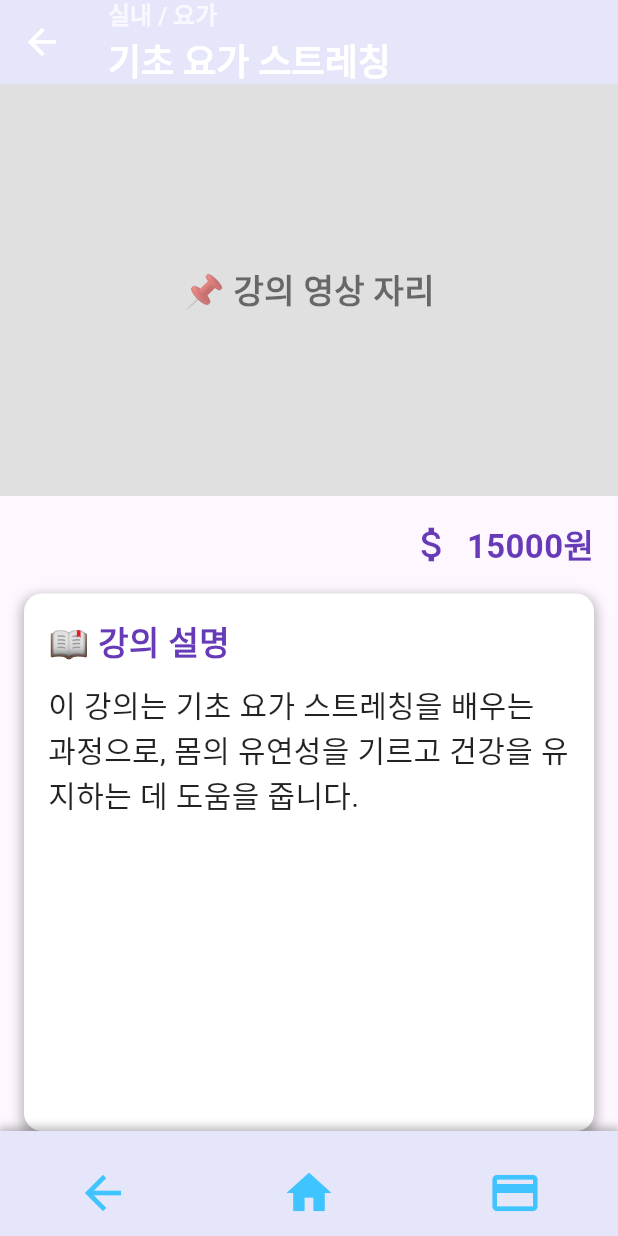
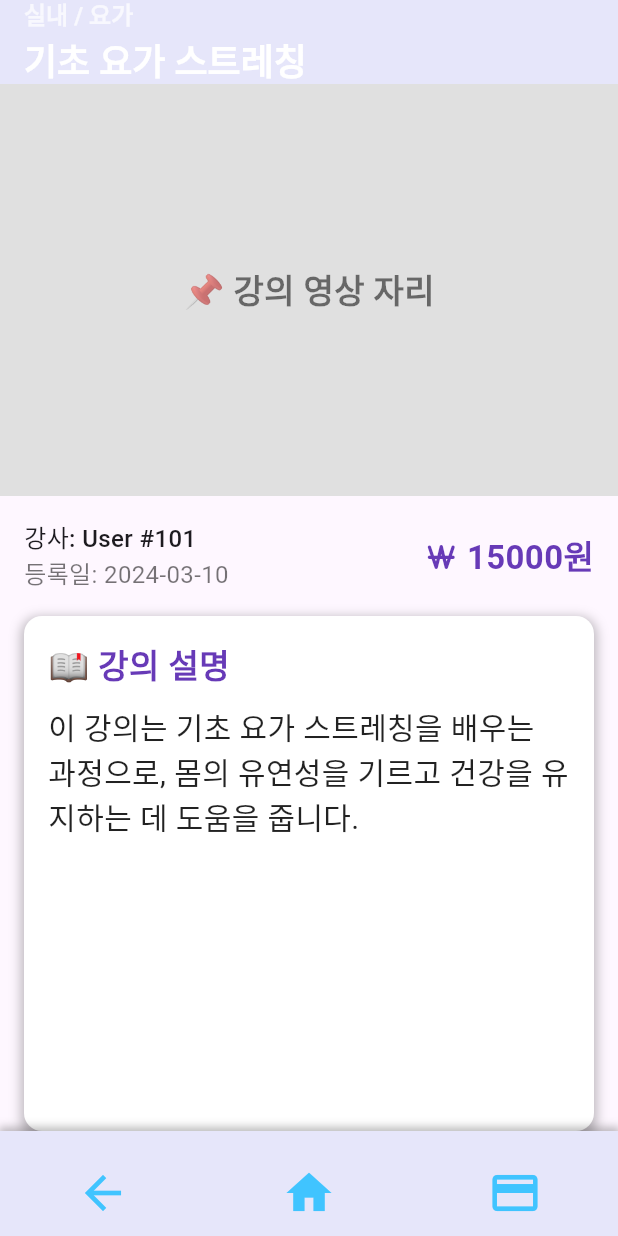
Before and after one commit to MrDos89/slivermate_project_flutter, a Flutter app: the IntroducePage screen opened by its route, item 3 of the bottom bar chosen, after a tap on the "arrow back" icon, on a phone screen of 412 x 824 dp. Run offline on Flutter 3.47's test engine with Material 3 defaults, Android fonts, the phone set to English and light mode, and no system bars; our stand-ins replace font_awesome_flutter; network calls fail.

Commit message:
[예진] 원 아이콘 추가 밑 상단 뒤로가기 버튼 삭제
강사 이름 및 등록일 표시까지

```diff
--- a/lib/pages/introducePage.dart
+++ b/lib/pages/introducePage.dart
@@ -1,5 +1,6 @@
 import 'package:flutter/material.dart';
 import 'package:slivermate_project_flutter/components/mainLayout.dart';
+import 'package:font_awesome_flutter/font_awesome_flutter.dart';
 
 class IntroducePage extends StatefulWidget {
   final String category;
@@ -19,7 +20,9 @@ class IntroducePage extends StatefulWidget {
 
 class _IntroducePageState extends State<IntroducePage> {
   String? lectureDescription; // 강의 설명
-  int? lecturePrice; // 강의 금액 (서버에서 불러올 예정)
+  int? lecturePrice; // 강의 금액
+  int? userId; // 강의 올린 사람 ID
+  DateTime? registerDate; // 강의 등록 시간
   bool isLoading = true; // 로딩 상태
 
   @override
@@ -28,13 +31,15 @@ class _IntroducePageState extends State<IntroducePage> {
     _fetchLectureData(); // 강의 데이터 불러오기
   }
 
-  // 📌 나중에 서버 연결 시, API 호출 부분
+  // 📌 서버에서 강의 데이터 가져오는 함수 (예제)
   Future<void> _fetchLectureData() async {
     await Future.delayed(const Duration(seconds: 2)); // 서버 요청 시뮬레이션 (2초 딜레이)
     setState(() {
       lectureDescription =
           "이 강의는 기초 요가 스트레칭을 배우는 과정으로, 몸의 유연성을 기르고 건강을 유지하는 데 도움을 줍니다.";
       lecturePrice = 15000; // 예제 데이터 (서버에서 받아올 값)
+      userId = 101; // 강의 등록한 사용자 ID (예제)
+      registerDate = DateTime.parse("2024-03-10"); // 강의 등록일 (예제)
       isLoading = false;
     });
   }
@@ -42,11 +47,12 @@ class _IntroducePageState extends State<IntroducePage> {
   @override
   Widget build(BuildContext context) {
     return MainLayout(
-      // 메인 레이아웃 적용
       showPaymentButton: true,
       child: Scaffold(
         appBar: AppBar(
           backgroundColor: Color(0xFFE6E6FA),
+          leading: null, // 뒤로가기 버튼 지우기
+          automaticallyImplyLeading: false,
           title: Column(
             crossAxisAlignment: CrossAxisAlignment.start,
             children: [
@@ -69,14 +75,11 @@ class _IntroducePageState extends State<IntroducePage> {
               ),
             ],
           ),
-          leading: IconButton(
-            icon: const Icon(Icons.arrow_back, color: Colors.white, size: 28),
-            onPressed: () => Navigator.pop(context),
-          ),
         ),
         body: Column(
           crossAxisAlignment: CrossAxisAlignment.start,
           children: [
+            // 📌 강의 영상 자리 (임시)
             Container(
               width: double.infinity,
               height: MediaQuery.of(context).size.height / 3,
@@ -91,18 +94,43 @@ class _IntroducePageState extends State<IntroducePage> {
                 ),
               ),
             ),
+
+            // 📌 강사 정보 & 등록일 & 강의 금액
             Padding(
               padding: const EdgeInsets.all(16.0),
               child:
                   isLoading
                       ? const Center(child: CircularProgressIndicator())
                       : Row(
-                        mainAxisAlignment: MainAxisAlignment.end,
+                        mainAxisAlignment: MainAxisAlignment.spaceBetween,
                         children: [
-                          const Icon(
-                            Icons.attach_money,
+                          // 👤 등록자 정보 (왼쪽 정렬)
+                          Column(
+                            crossAxisAlignment: CrossAxisAlignment.start,
+                            children: [
+                              Text(
+                                "강사: User #$userId",
+                                style: const TextStyle(
+                                  fontSize: 16,
+                                  fontWeight: FontWeight.w500,
+                                ),
+                              ),
+                              Text(
+                                "등록일: ${registerDate != null ? registerDate!.toString().split(" ")[0] : "알 수 없음"}",
+                                style: const TextStyle(
+                                  fontSize: 16,
+                                  color: Colors.black54,
+                                ),
+                              ),
+                            ],
+                          ),
+                          // 강의 가격 (오른쪽 정렬)
+                          Row(
+                            children: [
+                              const FaIcon(
+                                FontAwesomeIcons.wonSign,
                                 color: Colors.deepPurple,
-                            size: 30,
+                                size: 18,
                               ),
                               const SizedBox(width: 8),
                               Text(
@@ -115,7 +143,11 @@ class _IntroducePageState extends State<IntroducePage> {
                               ),
                             ],
                           ),
+                        ],
                       ),
+            ),
+
+            // 📌 강의 설명
             Expanded(
               child: Padding(
                 padding: const EdgeInsets.symmetric(horizontal: 16.0),
--- a/pubspec.yaml
+++ b/pubspec.yaml
@@ -34,6 +34,7 @@ dependencies:
   # The following adds the Cupertino Icons font to your application.
   # Use with the CupertinoIcons class for iOS style icons.
   cupertino_icons: ^1.0.8
+  font_awesome_flutter: ^10.8.0
 
 dev_dependencies:
   flutter_test:
```
Also changed, not shown: pubspec.lock. Lines whose indentation alone changed are shown as unchanged.
